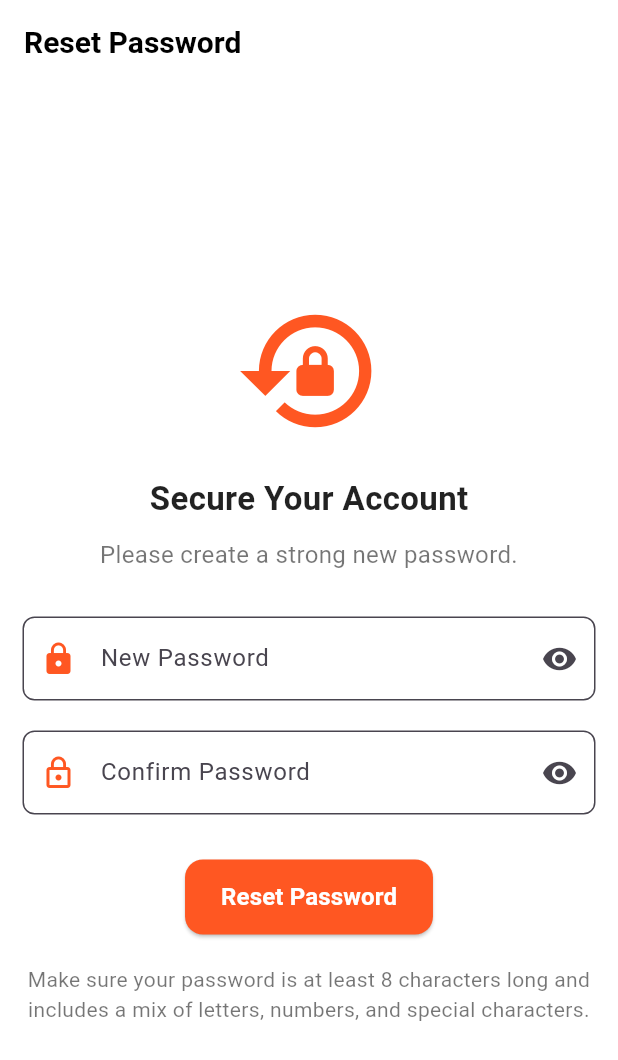
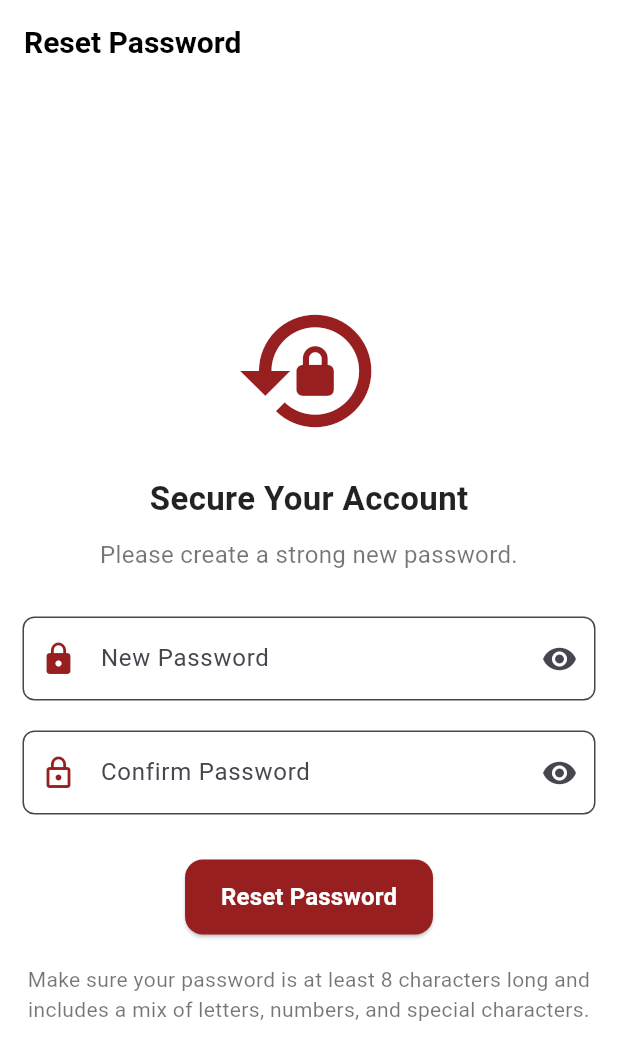
Before and after one commit to bhumika2425/vidhyatra_frontend, a Flutter app: the ResetPasswordPage screen opened directly with empty values, on a phone screen of 412 x 824 dp. Shown: the top 1060 px of the screen. Run offline on Flutter 3.47's test engine with Material 3 defaults, Android fonts, the light colour scheme and no system bars; our stand-ins replace carousel_slider, file_picker, flutter_chat_types, flutter_chat_ui, font_awesome_flutter, get and 4 more; accounts and stored records are empty; network calls fail.

Commit message:
Changed the UI of the app

```diff
--- a/lib/constants/api_endpoints.dart
+++ b/lib/constants/api_endpoints.dart
@@ -1,6 +1,6 @@
 class ApiEndPoints{
-  // static const baseUrl = "http://10.0.2.2:3001";
-  static const baseUrl = "http://172.25.5.165:3001";
+  static const baseUrl = "http://10.0.2.2:3001";
+  // static const baseUrl = "http://172.25.5.165:3001";
 
   //authentication
   static const login = "${baseUrl}/api/auth/login";
--- a/lib/screens/password_reset_page.dart
+++ b/lib/screens/password_reset_page.dart
@@ -101,7 +101,7 @@ class _ResetPasswordPageState extends State<ResetPasswordPage> {
             crossAxisAlignment: CrossAxisAlignment.center,
             children: [
               Center(
-                child: Icon(Icons.lock_reset, size: 100, color: Colors.deepOrange),
+                child: Icon(Icons.lock_reset, size: 100, color: Color(0xFF971F20)),
               ),
               SizedBox(height: 20),
               Center(
@@ -126,7 +126,7 @@ class _ResetPasswordPageState extends State<ResetPasswordPage> {
                   labelText: 'New Password',
                   hintText: 'Enter your new password',
                   errorText: _newPasswordError,
-                  prefixIcon: Icon(Icons.lock, color: Colors.deepOrange),
+                  prefixIcon: Icon(Icons.lock, color: Color(0xFF971F20)),
                   suffixIcon: IconButton(
                     icon: Icon(
                       _obscureNewPassword ? Icons.visibility : Icons.visibility_off,
@@ -152,7 +152,7 @@ class _ResetPasswordPageState extends State<ResetPasswordPage> {
                   labelText: 'Confirm Password',
                   hintText: 'Re-enter your new password',
                   errorText: _confirmPasswordError,
-                  prefixIcon: Icon(Icons.lock_outline, color: Colors.deepOrange),
+                  prefixIcon: Icon(Icons.lock_outline, color: Color(0xFF971F20)),
                   suffixIcon: IconButton(
                     icon: Icon(
                       _obscureConfirmPassword ? Icons.visibility : Icons.visibility_off,
@@ -176,7 +176,7 @@ class _ResetPasswordPageState extends State<ResetPasswordPage> {
                 child: ElevatedButton(
                   onPressed: _isLoading ? null : _resetPassword,
                   style: ElevatedButton.styleFrom(
-                    backgroundColor: Colors.deepOrange,
+                    backgroundColor: Color(0xFF971F20),
                     shape: RoundedRectangleBorder(
                       borderRadius: BorderRadius.circular(12),
                     ),
--- a/lib/screens/payment_detail.dart
+++ b/lib/screens/payment_detail.dart
@@ -20,7 +20,7 @@ class _PaymentDetailPageState extends State<PaymentDetailPage> {
     return Scaffold(
       appBar: AppBar(
         title: Text('${widget.paymentInfo.title} Payment'),
-        backgroundColor: Colors.blueAccent,
+        backgroundColor: Color(0xFF971F20),
       ),
       body: Center(
         child: Padding(
@@ -36,7 +36,7 @@ class _PaymentDetailPageState extends State<PaymentDetailPage> {
                   style: TextStyle(
                     fontSize: 26,
                     fontWeight: FontWeight.bold,
-                    color: Colors.blueAccent,
+                    color: Color(0xFF971F20),
                   ),
                   textAlign: TextAlign.center,
                 ),
```
